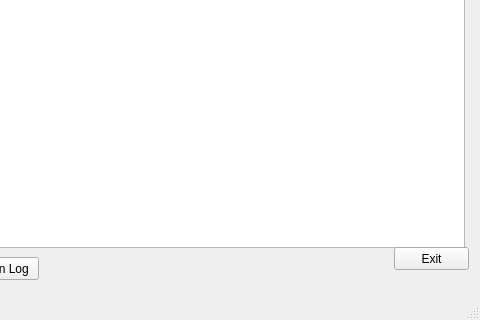
Old version of the form iu/copyfiles_main_wdw.ui in the repository cratzerdigitalreef/CopyFiles; both pictures show x 626 to 1106 and y 133 to 453 of the 1106 by 453 pixel window.
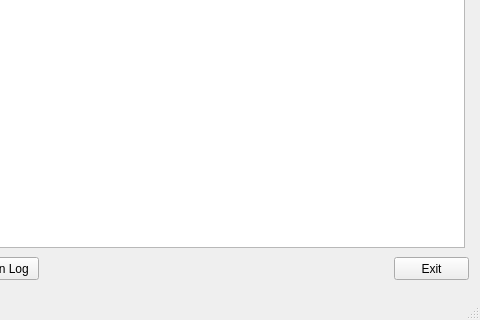
New version of the form.

The edit to the form file:
```diff
--- a/iu/copyfiles_main_wdw.ui
+++ b/iu/copyfiles_main_wdw.ui
@@ -67,7 +67,7 @@
     <property name="geometry">
      <rect>
       <x>1020</x>
-      <y>380</y>
+      <y>390</y>
       <width>75</width>
       <height>23</height>
      </rect>
```
